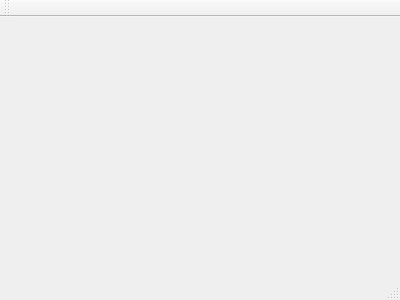
This is mainwindow.ui in maheedhar1998/CSCE240_Final as Qt 5 draws it before an edit. The edited form follows.
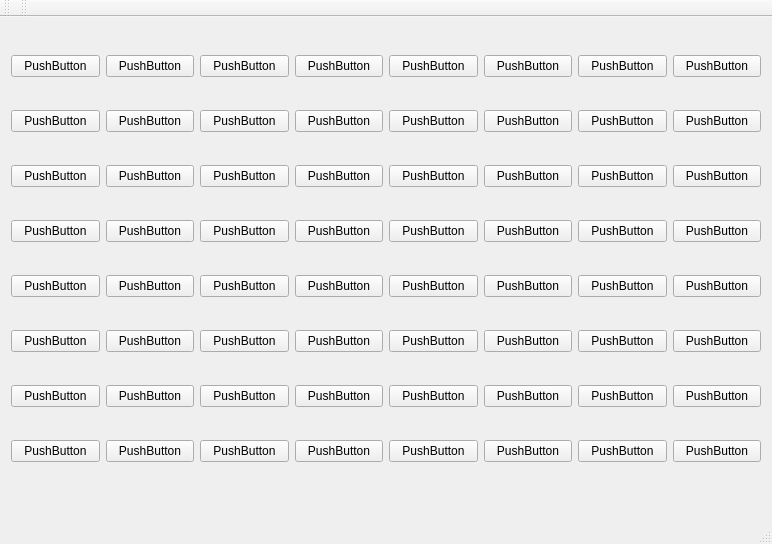
This is the edited form.

Patch:
```diff
--- a/mainwindow.ui
+++ b/mainwindow.ui
@@ -6,14 +6,483 @@
    <rect>
     <x>0</x>
     <y>0</y>
-    <width>400</width>
-    <height>300</height>
+    <width>772</width>
+    <height>544</height>
    </rect>
   </property>
   <property name="windowTitle">
    <string>MainWindow</string>
   </property>
-  <widget class="QWidget" name="centralWidget"/>
+  <widget class="QWidget" name="centralWidget">
+   <property name="minimumSize">
+    <size>
+     <width>0</width>
+     <height>483</height>
+    </size>
+   </property>
+   <property name="maximumSize">
+    <size>
+     <width>16777215</width>
+     <height>483</height>
+    </size>
+   </property>
+   <layout class="QGridLayout" name="gridLayout">
+    <item row="9" column="5">
+     <widget class="QPushButton" name="b68">
+      <property name="text">
+       <string>PushButton</string>
+      </property>
+     </widget>
+    </item>
+    <item row="0" column="1">
+     <widget class="QPushButton" name="b21">
+      <property name="text">
+       <string>PushButton</string>
+      </property>
+     </widget>
+    </item>
+    <item row="7" column="6">
+     <widget class="QPushButton" name="b77">
+      <property name="text">
+       <string>PushButton</string>
+      </property>
+     </widget>
+    </item>
+    <item row="0" column="0">
+     <widget class="QPushButton" name="b11">
+      <property name="text">
+       <string>PushButton</string>
+      </property>
+     </widget>
+    </item>
+    <item row="1" column="0">
+     <widget class="QPushButton" name="b12">
+      <property name="maximumSize">
+       <size>
+        <width>89</width>
+        <height>25</height>
+       </size>
+      </property>
+      <property name="text">
+       <string>PushButton</string>
+      </property>
+     </widget>
+    </item>
+    <item row="4" column="0">
+     <widget class="QPushButton" name="b15">
+      <property name="text">
+       <string>PushButton</string>
+      </property>
+     </widget>
+    </item>
+    <item row="6" column="4">
+     <widget class="QPushButton" name="b56">
+      <property name="text">
+       <string>PushButton</string>
+      </property>
+     </widget>
+    </item>
+    <item row="2" column="0">
+     <widget class="QPushButton" name="b13">
+      <property name="text">
+       <string>PushButton</string>
+      </property>
+     </widget>
+    </item>
+    <item row="2" column="1">
+     <widget class="QPushButton" name="b23">
+      <property name="text">
+       <string>PushButton</string>
+      </property>
+     </widget>
+    </item>
+    <item row="3" column="1">
+     <widget class="QPushButton" name="b24">
+      <property name="text">
+       <string>PushButton</string>
+      </property>
+     </widget>
+    </item>
+    <item row="7" column="7">
+     <widget class="QPushButton" name="b87">
+      <property name="text">
+       <string>PushButton</string>
+      </property>
+     </widget>
+    </item>
+    <item row="1" column="1">
+     <widget class="QPushButton" name="b22">
+      <property name="text">
+       <string>PushButton</string>
+      </property>
+     </widget>
+    </item>
+    <item row="3" column="0">
+     <widget class="QPushButton" name="b14">
+      <property name="text">
+       <string>PushButton</string>
+      </property>
+     </widget>
+    </item>
+    <item row="2" column="3">
+     <widget class="QPushButton" name="b43">
+      <property name="text">
+       <string>PushButton</string>
+      </property>
+     </widget>
+    </item>
+    <item row="4" column="1">
+     <widget class="QPushButton" name="b25">
+      <property name="text">
+       <string>PushButton</string>
+      </property>
+     </widget>
+    </item>
+    <item row="7" column="0">
+     <widget class="QPushButton" name="b17">
+      <property name="text">
+       <string>PushButton</string>
+      </property>
+     </widget>
+    </item>
+    <item row="6" column="0">
+     <widget class="QPushButton" name="b16">
+      <property name="text">
+       <string>PushButton</string>
+      </property>
+     </widget>
+    </item>
+    <item row="6" column="1">
+     <widget class="QPushButton" name="b26">
+      <property name="text">
+       <string>PushButton</string>
+      </property>
+     </widget>
+    </item>
+    <item row="7" column="1">
+     <widget class="QPushButton" name="b27">
+      <property name="text">
+       <string>PushButton</string>
+      </property>
+     </widget>
+    </item>
+    <item row="9" column="0">
+     <widget class="QPushButton" name="b18">
+      <property name="text">
+       <string>PushButton</string>
+      </property>
+     </widget>
+    </item>
+    <item row="0" column="2">
+     <widget class="QPushButton" name="b31">
+      <property name="text">
+       <string>PushButton</string>
+      </property>
+     </widget>
+    </item>
+    <item row="9" column="1">
+     <widget class="QPushButton" name="b28">
+      <property name="text">
+       <string>PushButton</string>
+      </property>
+     </widget>
+    </item>
+    <item row="4" column="2">
+     <widget class="QPushButton" name="b35">
+      <property name="text">
+       <string>PushButton</string>
+      </property>
+     </widget>
+    </item>
+    <item row="3" column="2">
+     <widget class="QPushButton" name="b34">
+      <property name="text">
+       <string>PushButton</string>
+      </property>
+     </widget>
+    </item>
+    <item row="2" column="5">
+     <widget class="QPushButton" name="b63">
+      <property name="text">
+       <string>PushButton</string>
+      </property>
+     </widget>
+    </item>
+    <item row="1" column="2">
+     <widget class="QPushButton" name="b32">
+      <property name="text">
+       <string>PushButton</string>
+      </property>
+     </widget>
+    </item>
+    <item row="2" column="2">
+     <widget class="QPushButton" name="b33">
+      <property name="text">
+       <string>PushButton</string>
+      </property>
+     </widget>
+    </item>
+    <item row="6" column="2">
+     <widget class="QPushButton" name="b36">
+      <property name="text">
+       <string>PushButton</string>
+      </property>
+     </widget>
+    </item>
+    <item row="7" column="2">
+     <widget class="QPushButton" name="b37">
+      <property name="text">
+       <string>PushButton</string>
+      </property>
+     </widget>
+    </item>
+    <item row="2" column="4">
+     <widget class="QPushButton" name="b53">
+      <property name="text">
+       <string>PushButton</string>
+      </property>
+     </widget>
+    </item>
+    <item row="2" column="6">
+     <widget class="QPushButton" name="b73">
+      <property name="text">
+       <string>PushButton</string>
+      </property>
+     </widget>
+    </item>
+    <item row="2" column="7">
+     <widget class="QPushButton" name="b83">
+      <property name="text">
+       <string>PushButton</string>
+      </property>
+     </widget>
+    </item>
+    <item row="9" column="7">
+     <widget class="QPushButton" name="b88">
+      <property name="text">
+       <string>PushButton</string>
+      </property>
+     </widget>
+    </item>
+    <item row="1" column="4">
+     <widget class="QPushButton" name="b52">
+      <property name="text">
+       <string>PushButton</string>
+      </property>
+     </widget>
+    </item>
+    <item row="0" column="3">
+     <widget class="QPushButton" name="b41">
+      <property name="text">
+       <string>PushButton</string>
+      </property>
+     </widget>
+    </item>
+    <item row="1" column="3">
+     <widget class="QPushButton" name="b42">
+      <property name="text">
+       <string>PushButton</string>
+      </property>
+     </widget>
+    </item>
+    <item row="0" column="4">
+     <widget class="QPushButton" name="b51">
+      <property name="text">
+       <string>PushButton</string>
+      </property>
+     </widget>
+    </item>
+    <item row="3" column="3">
+     <widget class="QPushButton" name="b44">
+      <property name="text">
+       <string>PushButton</string>
+      </property>
+     </widget>
+    </item>
+    <item row="4" column="3">
+     <widget class="QPushButton" name="b45">
+      <property name="text">
+       <string>PushButton</string>
+      </property>
+     </widget>
+    </item>
+    <item row="3" column="4">
+     <widget class="QPushButton" name="b54">
+      <property name="text">
+       <string>PushButton</string>
+      </property>
+     </widget>
+    </item>
+    <item row="6" column="3">
+     <widget class="QPushButton" name="b46">
+      <property name="text">
+       <string>PushButton</string>
+      </property>
+     </widget>
+    </item>
+    <item row="4" column="4">
+     <widget class="QPushButton" name="b55">
+      <property name="text">
+       <string>PushButton</string>
+      </property>
+     </widget>
+    </item>
+    <item row="7" column="4">
+     <widget class="QPushButton" name="b57">
+      <property name="text">
+       <string>PushButton</string>
+      </property>
+     </widget>
+    </item>
+    <item row="7" column="3">
+     <widget class="QPushButton" name="b47">
+      <property name="text">
+       <string>PushButton</string>
+      </property>
+     </widget>
+    </item>
+    <item row="9" column="4">
+     <widget class="QPushButton" name="b58">
+      <property name="text">
+       <string>PushButton</string>
+      </property>
+     </widget>
+    </item>
+    <item row="9" column="3">
+     <widget class="QPushButton" name="b48">
+      <property name="text">
+       <string>PushButton</string>
+      </property>
+     </widget>
+    </item>
+    <item row="0" column="5">
+     <widget class="QPushButton" name="b61">
+      <property name="text">
+       <string>PushButton</string>
+      </property>
+     </widget>
+    </item>
+    <item row="0" column="6">
+     <widget class="QPushButton" name="b71">
+      <property name="text">
+       <string>PushButton</string>
+      </property>
+     </widget>
+    </item>
+    <item row="0" column="7">
+     <widget class="QPushButton" name="b81">
+      <property name="text">
+       <string>PushButton</string>
+      </property>
+     </widget>
+    </item>
+    <item row="1" column="5">
+     <widget class="QPushButton" name="b62">
+      <property name="text">
+       <string>PushButton</string>
+      </property>
+     </widget>
+    </item>
+    <item row="1" column="6">
+     <widget class="QPushButton" name="b72">
+      <property name="text">
+       <string>PushButton</string>
+      </property>
+     </widget>
+    </item>
+    <item row="1" column="7">
+     <widget class="QPushButton" name="b82">
+      <property name="text">
+       <string>PushButton</string>
+      </property>
+     </widget>
+    </item>
+    <item row="3" column="5">
+     <widget class="QPushButton" name="b64">
+      <property name="text">
+       <string>PushButton</string>
+      </property>
+     </widget>
+    </item>
+    <item row="3" column="6">
+     <widget class="QPushButton" name="b74">
+      <property name="text">
+       <string>PushButton</string>
+      </property>
+     </widget>
+    </item>
+    <item row="4" column="5">
+     <widget class="QPushButton" name="b65">
+      <property name="text">
+       <string>PushButton</string>
+      </property>
+     </widget>
+    </item>
+    <item row="3" column="7">
+     <widget class="QPushButton" name="b84">
+      <property name="text">
+       <string>PushButton</string>
+      </property>
+     </widget>
+    </item>
+    <item row="4" column="6">
+     <widget class="QPushButton" name="b75">
+      <property name="text">
+       <string>PushButton</string>
+      </property>
+     </widget>
+    </item>
+    <item row="6" column="5">
+     <widget class="QPushButton" name="b66">
+      <property name="text">
+       <string>PushButton</string>
+      </property>
+     </widget>
+    </item>
+    <item row="4" column="7">
+     <widget class="QPushButton" name="b85">
+      <property name="text">
+       <string>PushButton</string>
+      </property>
+     </widget>
+    </item>
+    <item row="6" column="6">
+     <widget class="QPushButton" name="b76">
+      <property name="text">
+       <string>PushButton</string>
+      </property>
+     </widget>
+    </item>
+    <item row="6" column="7">
+     <widget class="QPushButton" name="b86">
+      <property name="text">
+       <string>PushButton</string>
+      </property>
+     </widget>
+    </item>
+    <item row="7" column="5">
+     <widget class="QPushButton" name="b67">
+      <property name="text">
+       <string>PushButton</string>
+      </property>
+     </widget>
+    </item>
+    <item row="9" column="6">
+     <widget class="QPushButton" name="b78">
+      <property name="text">
+       <string>PushButton</string>
+      </property>
+     </widget>
+    </item>
+    <item row="9" column="2">
+     <widget class="QPushButton" name="b38">
+      <property name="text">
+       <string>PushButton</string>
+      </property>
+     </widget>
+    </item>
+   </layout>
+  </widget>
   <widget class="QMenuBar" name="menuBar">
    <property name="geometry">
     <rect>
@@ -33,6 +502,17 @@
    </attribute>
   </widget>
   <widget class="QStatusBar" name="statusBar"/>
+  <widget class="QToolBar" name="toolBar">
+   <property name="windowTitle">
+    <string>toolBar</string>
+   </property>
+   <attribute name="toolBarArea">
+    <enum>TopToolBarArea</enum>
+   </attribute>
+   <attribute name="toolBarBreak">
+    <bool>false</bool>
+   </attribute>
+  </widget>
  </widget>
  <layoutdefault spacing="6" margin="11"/>
  <resources/>
```
Left out of the diff: 2 changed lines with no effect on the pictures.
